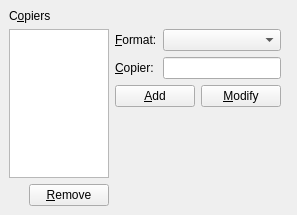
Before: the Qt Designer form src/frontends/qt4/ui/QPrefCopiersUi.ui in cburschka/lyx, drawn with Qt 5.
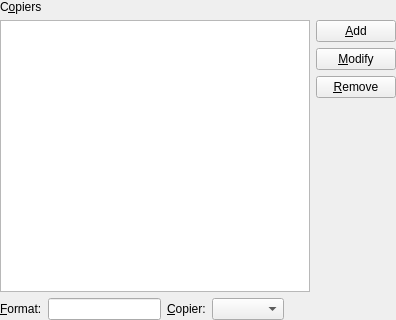
After: the same form once the commit is applied.

Commit message: Reorganize dialogs along lines suggested by Abdel to give more room to line edit boxes.

The edit to the form file:
```diff
--- a/src/frontends/qt4/ui/QPrefCopiersUi.ui
+++ b/src/frontends/qt4/ui/QPrefCopiersUi.ui
@@ -8,44 +8,21 @@
    <rect>
     <x>0</x>
     <y>0</y>
-    <width>297</width>
-    <height>215</height>
+    <width>396</width>
+    <height>320</height>
    </rect>
   </property>
   <property name="windowTitle" >
    <string/>
   </property>
-  <layout class="QGridLayout" >
+   <layout class="QVBoxLayout" >
    <property name="margin" >
-    <number>9</number>
+     <number>0</number>
    </property>
    <property name="spacing" >
     <number>6</number>
    </property>
-   <item rowspan="4" row="1" column="3" >
-    <spacer>
-     <property name="orientation" >
-      <enum>Qt::Horizontal</enum>
-     </property>
-    </spacer>
-   </item>
-   <item row="3" column="2" >
-    <spacer>
-     <property name="orientation" >
-      <enum>Qt::Vertical</enum>
-     </property>
-     <property name="sizeHint" >
-      <size>
-       <width>20</width>
-       <height>40</height>
-      </size>
-     </property>
-    </spacer>
-   </item>
-   <item rowspan="3" row="1" column="0" >
-    <widget class="QListWidget" name="AllCopiersLW" />
-   </item>
-   <item row="0" column="0" colspan="2" >
+    <item>
     <widget class="QLabel" name="AllCopiersLA" >
      <property name="text" >
       <string>C&amp;opiers</string>
@@ -55,7 +32,7 @@
      </property>
     </widget>
    </item>
-   <item row="4" column="0" >
+    <item>
     <layout class="QHBoxLayout" >
      <property name="margin" >
       <number>0</number>
@@ -64,17 +41,29 @@
       <number>6</number>
      </property>
      <item>
-      <spacer>
-       <property name="orientation" >
-        <enum>Qt::Horizontal</enum>
-       </property>
-       <property name="sizeHint" >
-        <size>
-         <width>40</width>
-         <height>20</height>
-        </size>
-       </property>
-      </spacer>
+       <widget class="QListWidget" name="AllCopiersLW" />
+      </item>
+      <item>
+       <layout class="QVBoxLayout" >
+        <property name="margin" >
+         <number>0</number>
+        </property>
+        <property name="spacing" >
+         <number>6</number>
+        </property>
+        <item>
+         <widget class="QPushButton" name="copierNewPB" >
+          <property name="text" >
+           <string>&amp;Add</string>
+          </property>
+         </widget>
+        </item>
+        <item>
+         <widget class="QPushButton" name="copierModifyPB" >
+          <property name="text" >
+           <string>&amp;Modify</string>
+          </property>
+         </widget>
      </item>
      <item>
       <widget class="QPushButton" name="copierRemovePB" >
@@ -83,17 +72,32 @@
        </property>
       </widget>
      </item>
-    </layout>
-   </item>
-   <item row="1" column="1" colspan="2" >
-    <layout class="QGridLayout" >
+        <item>
+         <spacer>
+          <property name="orientation" >
+           <enum>Qt::Vertical</enum>
+          </property>
+          <property name="sizeHint" >
+           <size>
+            <width>20</width>
+            <height>40</height>
+           </size>
+          </property>
+         </spacer>
+        </item>
+       </layout>
+      </item>
+     </layout>
+    </item>
+    <item>
+     <layout class="QHBoxLayout" >
      <property name="margin" >
       <number>0</number>
      </property>
      <property name="spacing" >
       <number>6</number>
      </property>
-     <item row="0" column="0" >
+      <item>
       <widget class="QLabel" name="copierFormatLA" >
        <property name="text" >
         <string>&amp;Format:</string>
@@ -103,7 +107,10 @@
        </property>
       </widget>
      </item>
-     <item row="1" column="0" >
+      <item>
+       <widget class="QLineEdit" name="copierED" />
+      </item>
+      <item>
       <widget class="QLabel" name="copierLA" >
        <property name="text" >
         <string>&amp;Copier:</string>
@@ -113,22 +120,9 @@
        </property>
       </widget>
      </item>
-     <item row="0" column="1" >
+      <item>
       <widget class="QComboBox" name="copierFormatCO" />
      </item>
-     <item row="1" column="1" >
-      <widget class="QLineEdit" name="copierED" />
-     </item>
-    </layout>
-   </item>
-   <item row="2" column="1" colspan="2" >
-    <layout class="QHBoxLayout" >
-     <property name="margin" >
-      <number>0</number>
-     </property>
-     <property name="spacing" >
-      <number>6</number>
-     </property>
      <item>
       <spacer>
        <property name="orientation" >
@@ -142,20 +136,6 @@
        </property>
       </spacer>
      </item>
-     <item>
-      <widget class="QPushButton" name="copierNewPB" >
-       <property name="text" >
-        <string>&amp;Add</string>
-       </property>
-      </widget>
-     </item>
-     <item>
-      <widget class="QPushButton" name="copierModifyPB" >
-       <property name="text" >
-        <string>&amp;Modify</string>
-       </property>
-      </widget>
-     </item>
     </layout>
    </item>
   </layout>
```
Left out of the diff: 10 changed lines with no effect on the pictures. Lines whose indentation alone changed are shown as unchanged. The commit also changes 1 other file.
